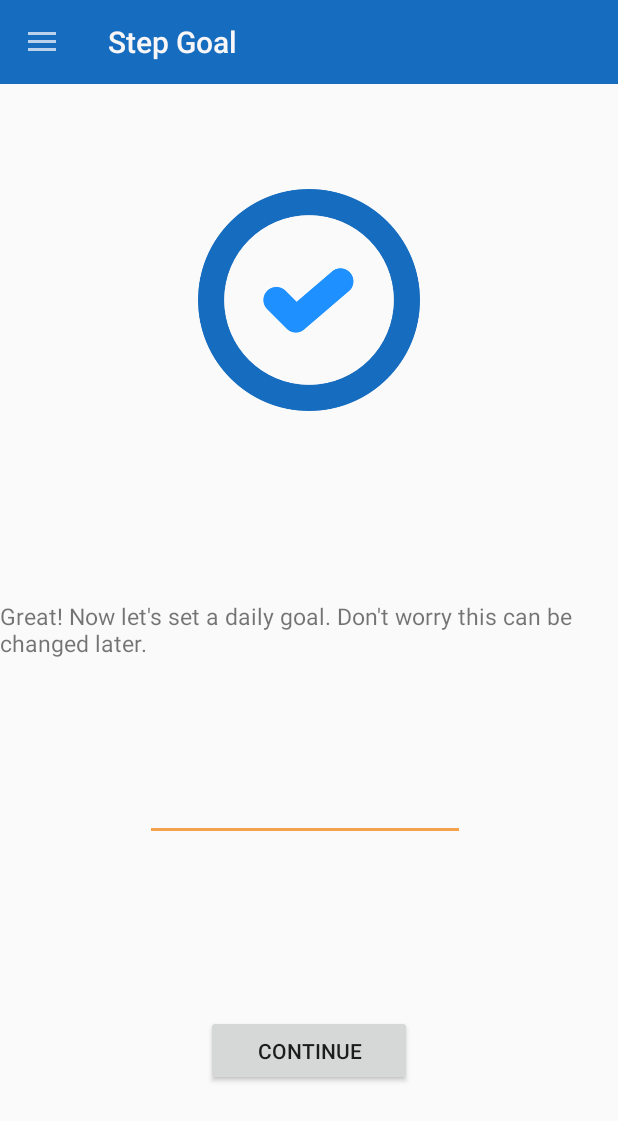
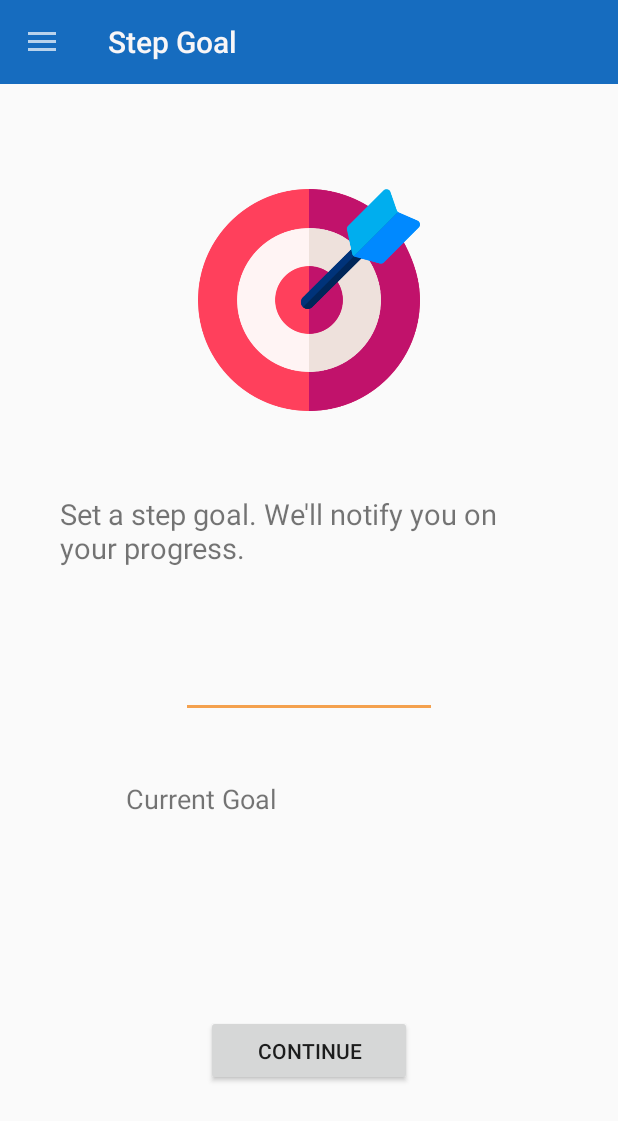
Before and after one commit to Agingalus/personalChef, an Android app: the SetStepGoal screen opened directly, with no data from a screen before it, on a phone screen of 412 x 824 dp. Shown: the top 1121 px of the screen. Run offline under Robolectric (Android 15) with nearby library versions, the phone set to English and light mode, and no system bars; 1 statement that could not run was skipped.

Commit message:
Additional ui changes in main and set goal

```diff
--- a/app/src/main/res/drawable/rounded_rectangle.xml
+++ b/app/src/main/res/drawable/rounded_rectangle.xml
@@ -7,6 +7,6 @@
     <padding android:bottom="1dp" android:left="3dp"
         android:right="3dp" android:top="1dp" />
 
-    <corners android:radius="8dp" />
+    <corners android:radius="4dp" />
 
 </shape>
--- a/app/src/main/res/layout/activity_set_step_goal.xml
+++ b/app/src/main/res/layout/activity_set_step_goal.xml
@@ -8,15 +8,15 @@
     android:layout_height="match_parent">
 
     <androidx.constraintlayout.widget.ConstraintLayout
+        android:id="@+id/setStepGoal"
         android:layout_width="match_parent"
         android:layout_height="match_parent"
-    android:id="@+id/setStepGoal"
-    tools:context=".SetStepGoal"
-    android:theme="@style/AppTheme">
+        android:theme="@style/AppTheme"
+        tools:context=".SetStepGoal">
 
         <include
-        layout="@layout/toolbar_main"
-        android:id="@+id/toolbar"/>
+            android:id="@+id/toolbar"
+            layout="@layout/toolbar_main" />
 
         <ImageView
             android:id="@+id/imageView2"
@@ -25,22 +25,22 @@
             android:layout_marginStart="130dp"
             android:layout_marginTop="100dp"
             android:layout_marginEnd="130dp"
-        android:layout_marginBottom="100dp"
-        android:src="@drawable/check"
-        app:layout_constraintBottom_toTopOf="@+id/userProfileSubmittedText"
+            android:src="@drawable/target"
             app:layout_constraintEnd_toEndOf="parent"
             app:layout_constraintStart_toStartOf="parent"
             app:layout_constraintTop_toTopOf="parent" />
 
         <TextView
             android:id="@+id/userProfileSubmittedText"
-        android:layout_width="wrap_content"
-        android:layout_height="wrap_content"
-        android:layout_marginStart="5dp"
-        android:layout_marginTop="100dp"
-        android:layout_marginEnd="5dp"
+            android:layout_width="332dp"
+            android:layout_height="60dp"
+            android:layout_marginStart="25dp"
+            android:layout_marginTop="29dp"
+            android:layout_marginEnd="25dp"
+            android:layout_marginBottom="24dp"
             android:text="@string/setGoalText"
-        android:textSize="15dp"
+            android:textSize="19dp"
+            app:layout_constraintBottom_toTopOf="@+id/stepGoal"
             app:layout_constraintEnd_toEndOf="parent"
             app:layout_constraintStart_toStartOf="parent"
             app:layout_constraintTop_toBottomOf="@+id/imageView2" />
@@ -52,43 +52,50 @@
             android:layout_marginStart="162dp"
             android:layout_marginEnd="162dp"
             android:layout_marginBottom="100dp"
+            android:onClick="stepGoalSubmitted"
             android:text="@string/cont"
             app:layout_constraintBottom_toBottomOf="parent"
             app:layout_constraintEnd_toEndOf="parent"
-        app:layout_constraintStart_toStartOf="parent"
-        android:onClick="stepGoalSubmitted"/>
+            app:layout_constraintStart_toStartOf="parent" />
 
         <EditText
             android:id="@+id/stepGoal"
             android:layout_width="wrap_content"
             android:layout_height="wrap_content"
-        android:layout_marginStart="96dp"
-        android:layout_marginTop="53dp"
-        android:layout_marginEnd="102dp"
-        android:layout_marginBottom="93dp"
-        android:ems="10"
+            android:layout_marginStart="100dp"
+            android:layout_marginTop="44dp"
+            android:layout_marginEnd="100dp"
+            android:ems="8"
             android:inputType="number"
-        app:layout_constraintBottom_toTopOf="@+id/stepGoalSubmitBtn"
+            android:textSize="18dp"
             app:layout_constraintEnd_toEndOf="parent"
             app:layout_constraintStart_toStartOf="parent"
             app:layout_constraintTop_toBottomOf="@+id/userProfileSubmittedText" />
 
         <TextView
             android:id="@+id/goalTV"
-        android:layout_width="wrap_content"
-        android:layout_height="wrap_content"
-        android:layout_marginStart="166dp"
-        android:layout_marginTop="46dp"
-        android:layout_marginEnd="186dp"
-        android:layout_marginBottom="35dp"
-        app:layout_constraintBottom_toTopOf="@+id/userProfileSubmittedText"
+            android:layout_width="107dp"
+            android:layout_height="43dp"
+            android:layout_marginStart="10dp"
+            android:layout_marginTop="41dp"
+            android:layout_marginEnd="76dp"
+            android:textSize="18dp"
             app:layout_constraintEnd_toEndOf="parent"
+            app:layout_constraintStart_toEndOf="@+id/currentGoal"
+            app:layout_constraintTop_toBottomOf="@+id/stepGoal" />
+
+        <TextView
+            android:id="@+id/currentGoal"
+            android:layout_width="108dp"
+            android:layout_height="41dp"
+            android:layout_marginStart="76dp"
+            android:layout_marginTop="41dp"
+            android:layout_marginEnd="10dp"
+            android:text="@string/currentGoal"
+            android:textSize="18dp"
+            app:layout_constraintEnd_toStartOf="@+id/goalTV"
             app:layout_constraintStart_toStartOf="parent"
-        app:layout_constraintTop_toBottomOf="@+id/imageView2" />
-        //android:text="TextView"
-
-
-
+            app:layout_constraintTop_toBottomOf="@+id/stepGoal" />
 
 
     </androidx.constraintlayout.widget.ConstraintLayout>
--- a/app/src/main/res/layout/activity_user_profile.xml
+++ b/app/src/main/res/layout/activity_user_profile.xml
@@ -35,7 +35,7 @@
             android:layout_marginTop="75dp"
             android:layout_marginEnd="46dp"
             android:text="@string/enterDetails"
-            android:textSize="20sp"
+            android:textSize="20dp"
             app:layout_constraintEnd_toEndOf="parent"
             app:layout_constraintStart_toStartOf="parent"
             app:layout_constraintTop_toTopOf="parent" />
--- a/app/src/main/res/values/strings.xml
+++ b/app/src/main/res/values/strings.xml
@@ -27,7 +27,7 @@
     <string name="nav_open">Open</string>
     <string name="nav_close">Close</string>
 
-    <string name="setGoalText">Great! Now let\'s set a daily goal. Don\'t worry this can be changed later.</string>
+    <string name="setGoalText">Set a step goal. We\'ll notify you on your progress.</string>
     <string name="title_activity_bottom_nav">MainActivity</string>
 
     <string name="title_dashboard">Dashboard</string>
@@ -59,5 +59,6 @@
     <string name="team">Team: </string>
     <string name="teamMembers">Trupti Dalia, Alejandra Valencia, Devon Rice, Aaron Greene, Ganna Tarasiuk</string>
     <string name="edit">Edit</string>
+    <string name="currentGoal">Current Goal</string>
 
 </resources>
```
Also changed, not shown: app/src/main/res/layout/activity_aboutus.xml (+15 -1 lines), app/src/main/res/layout/activity_display_profile.xml (+14 -15 lines), app/src/main/res/layout/activity_main.xml (+30 -31 lines), app/src/main/res/drawable/main_logo_home.jpg (added), app/src/main/res/drawable/target.png (added). Lines whose indentation alone changed are shown as unchanged.
